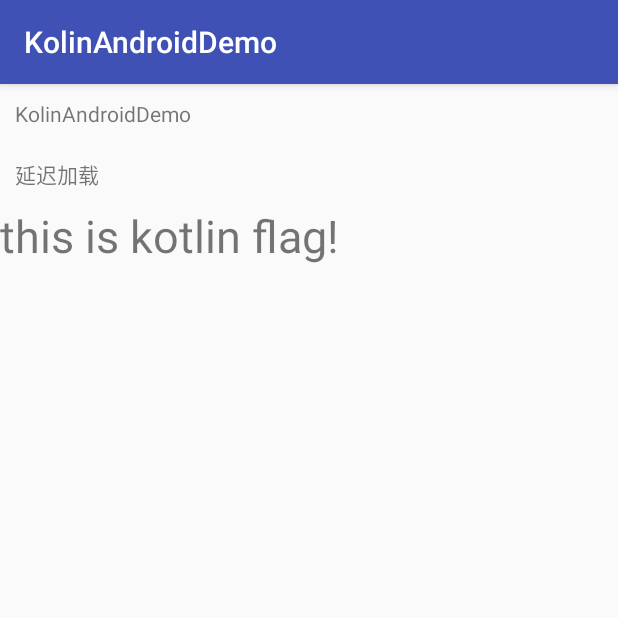
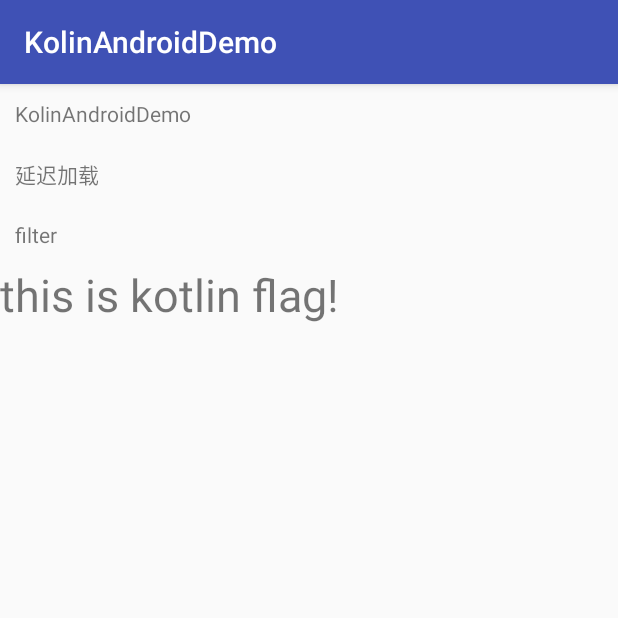
Before and after one commit to azhansy/KolinAndroidDemo, an Android app: the Kotlin01Activity screen opened directly, with no data from a screen before it, on a phone screen of 412 x 824 dp, the top half of it. Run offline under Robolectric (Android 15) with nearby library versions, the phone set to English and light mode, and no system bars; 2 statements that could not run were skipped.

Commit message:
全局：添加filter使用；

```diff
--- a/app/src/main/res/layout/activity_kotlin.xml
+++ b/app/src/main/res/layout/activity_kotlin.xml
@@ -24,5 +24,13 @@
         android:padding="10dp"
         android:text="延迟加载"/>
 
+    <TextView
+        android:id="@+id/filter"
+        android:layout_width="match_parent"
+        android:layout_height="wrap_content"
+        android:onClick="filter"
+        android:padding="10dp"
+        android:text="filter"/>
+
     <include layout="@layout/layout_of_kotlin"/>
 </LinearLayout>
```
Also changed, not shown: app/src/main/java/com/azhansy/kolinandroiddemo/kotlin/Kotlin01Activity.kt (+9 -3 lines), app/src/main/java/com/azhansy/kolinandroiddemo/kotlin/MenPerson.kt (+10 -3 lines).
